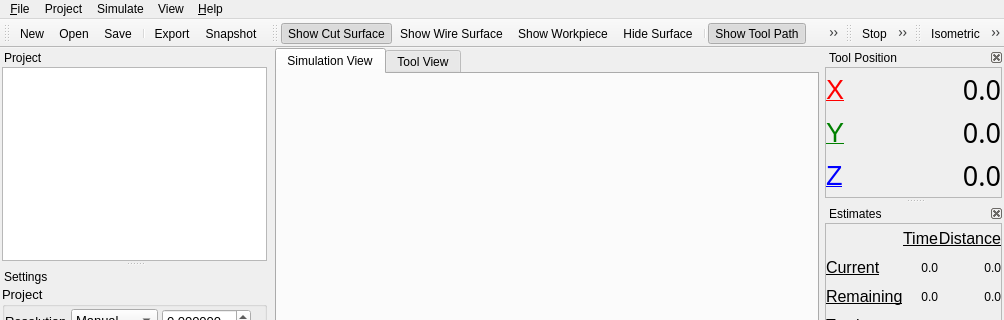
Old version of the form qt/openscam.ui in the repository CauldronDevelopmentLLC/CAMotics; both pictures show x 0 to 1004 and y 0 to 320 of the 1004 by 797 pixel window.
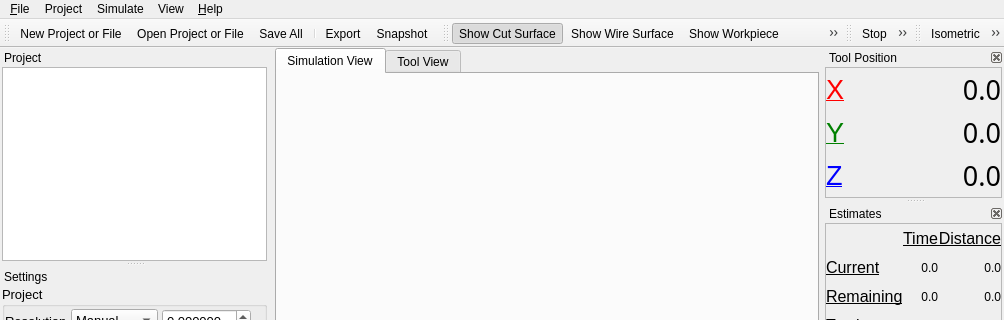
New version of the form. Icons and pictures are not drawn. Custom widgets are drawn as their Qt base class.

```diff
--- a/qt/openscam.ui
+++ b/qt/openscam.ui
@@ -2548,7 +2548,7 @@
      <normaloff>:/icons/new.png</normaloff>:/icons/new.png</iconset>
    </property>
    <property name="text">
-    <string>&amp;New</string>
+    <string>&amp;New Project or File</string>
    </property>
    <property name="toolTip">
     <string>Start a new project</string>
@@ -2561,7 +2561,7 @@
     </iconset>
    </property>
    <property name="text">
-    <string>&amp;Open</string>
+    <string>&amp;Open Project or File</string>
    </property>
    <property name="toolTip">
     <string>Open an existing project</string>
@@ -2573,7 +2573,7 @@
      <normaloff>:/icons/save.png</normaloff>:/icons/save.png</iconset>
    </property>
    <property name="text">
-    <string>&amp;Save</string>
+    <string>&amp;Save All</string>
    </property>
    <property name="toolTip">
     <string>Save the current project</string>
```
Left out of the diff: 71 changed lines with no effect on the pictures.
